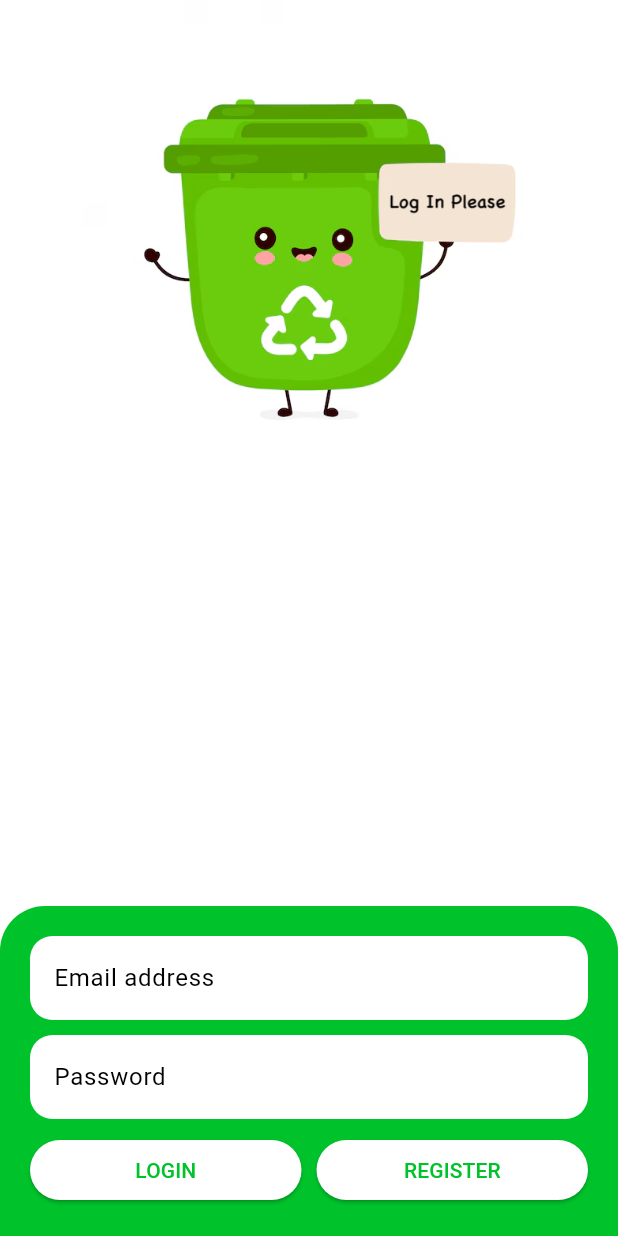
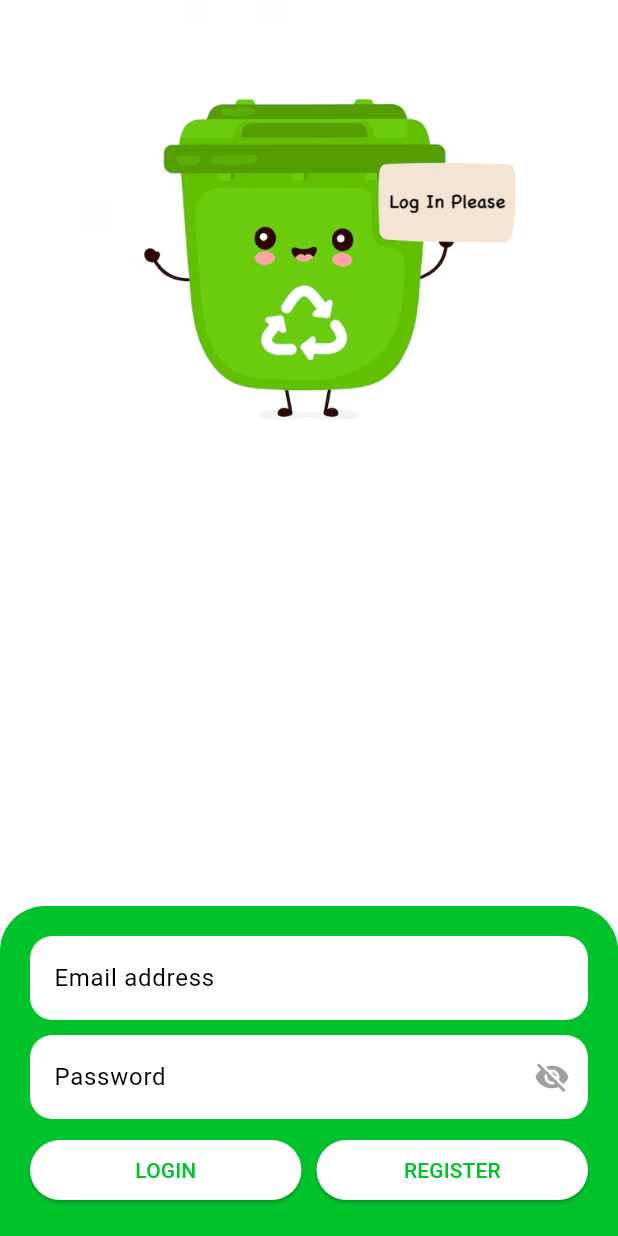
Before and after one commit to kerteszlevi/garbage_locator, a Flutter app: the screen it shows after launch, on a phone screen of 412 x 824 dp. Run offline on Flutter 3.47's test engine with Material 3 defaults, Android fonts, the phone set to English and light mode, and no system bars; our stand-ins replace bloc, cloud_firestore, connectivity_plus, equatable, firebase_auth, firebase_core and 10 more; missing offline and left inert: dio_cache_interceptor_hive_store, exif, flutter_map_animations, flutter_map_cache; accounts and stored records are empty.

Commit message:
reveal password button added

```diff
--- a/lib/screens/login_screen.dart
+++ b/lib/screens/login_screen.dart
@@ -3,6 +3,8 @@
 import 'package:firebase_auth/firebase_auth.dart';
 import 'package:flutter/material.dart';
 import 'package:flutter/services.dart';
+
+import '../themes/my_colors.dart';
 
 class LoginPage extends StatefulWidget {
   static String route = '/login';
@@ -18,6 +20,8 @@ class _LoginPageState extends State<LoginPage> {
 
   final _emailValid = true;
   final _passwordValid = true;
+
+  bool _isPasswordVisible = false;
 
   Future<void> _tryLogin(BuildContext context) async {
     final email = _emailController.text;
@@ -153,9 +157,20 @@ class _LoginPageState extends State<LoginPage> {
                                     borderRadius: BorderRadius.circular(15),
                                     borderSide: BorderSide.none,
                                   ),
+                                  suffixIcon:IconButton(
+                                    icon: Icon(
+                                      _isPasswordVisible ? Icons.visibility : Icons.visibility_off,
+                                    color: _isPasswordVisible ? Colors.black : Colors.grey,
+                                    ),
+                                    onPressed: () {
+                                      setState(() {
+                                        _isPasswordVisible = !_isPasswordVisible;
+                                      });
+                                    },
+                                  ),
                                 ),
                                 keyboardType: TextInputType.visiblePassword,
-                                obscureText: true,
+                                obscureText: !_isPasswordVisible,
                                 style: const TextStyle(color: Colors.black),
                               ),
                               const SizedBox(height: 10),
```
